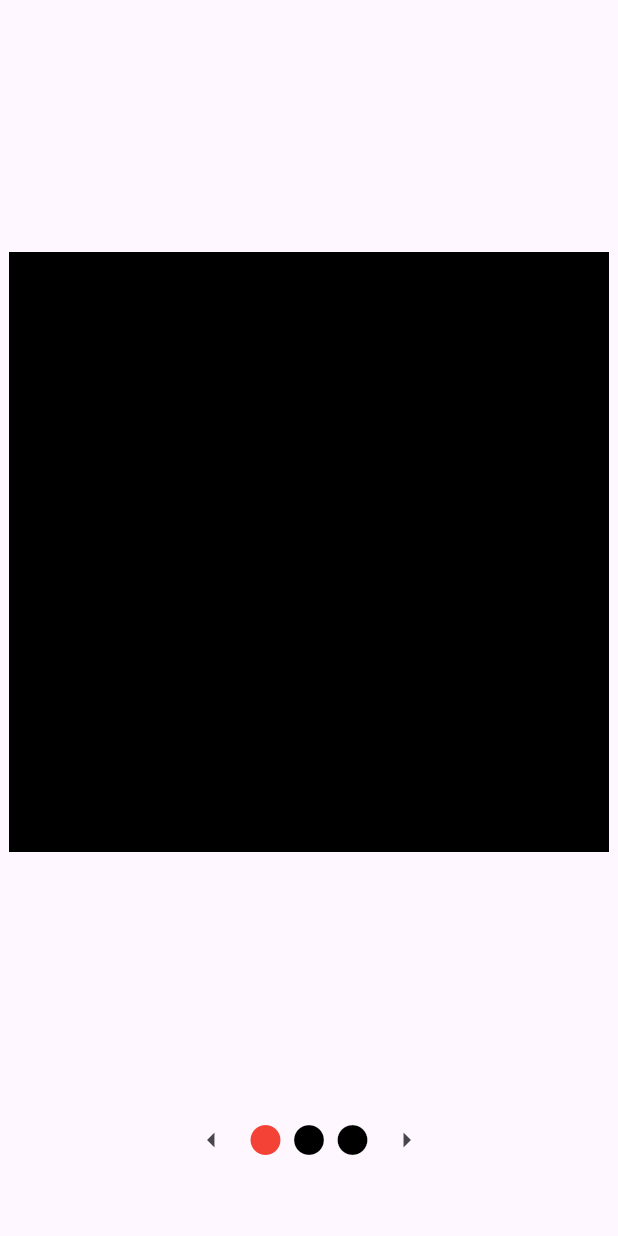
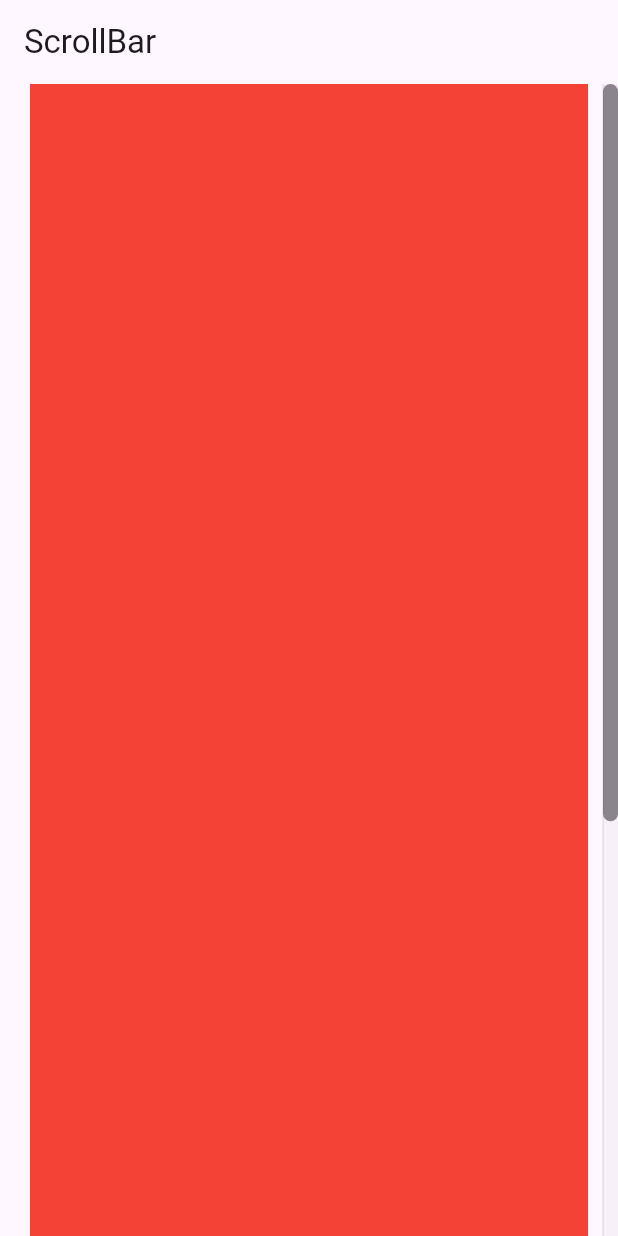
Before and after one commit to abdulaziz023/FLutter_Widgets, a Flutter app: the screen it shows after launch, on a phone screen of 412 x 824 dp. Run offline on Flutter 3.47's test engine with Material 3 defaults, Android fonts, the phone set to English and light mode, and no system bars.

Commit message:
ScrollBar

```diff
--- a/lib/src/feature/home_page.dart
+++ b/lib/src/feature/home_page.dart
@@ -34,92 +34,26 @@ class _HomePageState extends State<HomePage> {
   Widget build(BuildContext context) {
     return SafeArea(
       child: Scaffold(
-        body: Column(
-          children: [
-            Expanded(
-              child: PageView(
-                onPageChanged: (value) {
-                  setState(() {
-                    index = value;
-                  });
-                },
-                controller: pageController,
-                children: const [
-                  Center(
-                    child: SizedBox(
-                      height: 400,
-                      width: 400,
-                      child: ColoredBox(color: Colors.black),
-                    ),
-                  ),
-                  Center(
-                    child: SizedBox(
-                      height: 400,
-                      width: 400,
-                      child: ColoredBox(color: Colors.pink),
-                    ),
-                  ),
-                  Center(
-                    child: SizedBox(
-                      height: 400,
-                      width: 400,
-                      child: ColoredBox(color: Colors.yellow),
-                    ),
-                  ),
-                  Center(
-                    child: SizedBox(
-                      height: 400,
-                      width: 400,
-                      child: ColoredBox(color: Colors.green),
-                    ),
-                  ),
-                ],
-              ),
-            ),
-            Row(
-              crossAxisAlignment: CrossAxisAlignment.center,
-              mainAxisAlignment: MainAxisAlignment.center,
-              children: [
-                IconButton(
-                  onPressed: () {
-                    setState(() {
-                      pageController.animateToPage(index - 1,
-                          duration: const Duration(milliseconds: 500),
-                          curve: Curves.easeInOut);
-                    });
-                  },
-                  icon: const Icon(Icons.arrow_left),
-                ),
-                Icon(
-                  Icons.circle_rounded,
-                  color: index == 0 ? Colors.red : Colors.black,
-                ),
-                const SizedBox(width: 5),
-                Icon(
-                  Icons.circle_rounded,
-                  color: index == 1 ? Colors.red : Colors.black,
-                ),
-                const SizedBox(width: 5),
-                Icon(
-                  Icons.circle_rounded,
-                  color: index == 2 ? Colors.red : Colors.black,
-                ),
-                IconButton(
-                  onPressed: () {
-                    setState(() {
-                      pageController.animateToPage(index + 1,
-                          duration: const Duration(milliseconds: 500),
-                          curve: Curves.easeInOut);
-                    });
-                  },
-                  icon: const Icon(Icons.arrow_right),
-                ),
-              ],
-            ),
-            const SizedBox(
-              height: 40,
-            )
-          ],
+        appBar: AppBar(
+          title: const Text("ScrollBar"),
+        ),
+        body: Scrollbar(
+          controller: controller,
+          thumbVisibility: true,
+          trackVisibility: true,
+          thickness: 10,
+          radius: const Radius.circular(20),
+          child: ListView.builder(
+            controller: controller,
+            itemCount: 40,
+            padding: const EdgeInsets.symmetric(horizontal: 20),
+            itemBuilder: (context, index) {
+              return const SizedBox(
+                height: 30,
+                child: ColoredBox(color: Colors.red),
+              );
+            },
+          ),
         ),
       ),
     );
```
